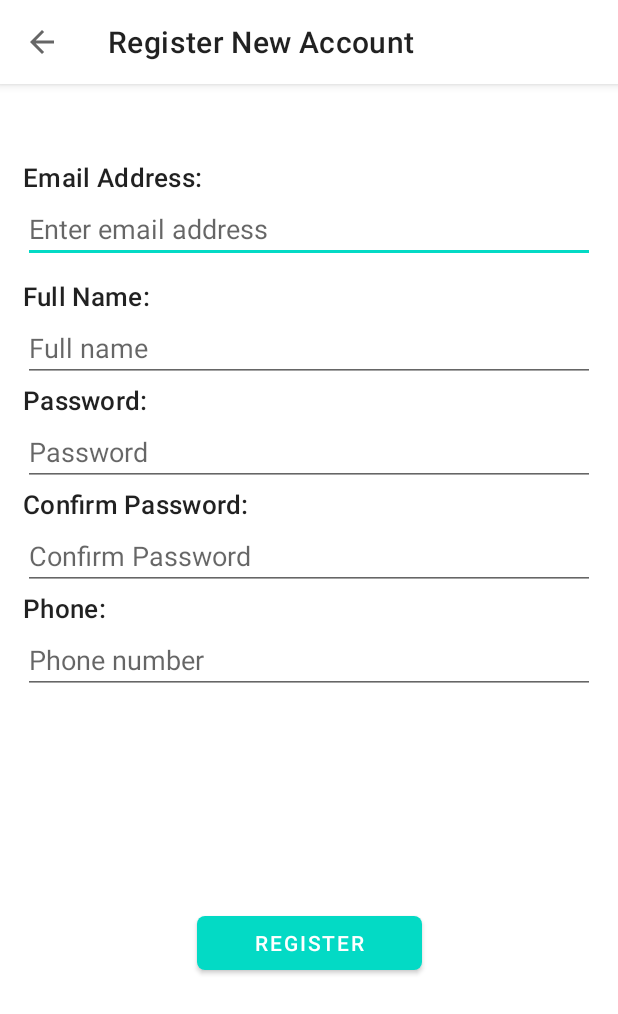
After one commit to Amit-Shrestha3/autopart, an Android app: the RegisterActivity screen opened directly, with no data from a screen before it, on a phone screen of 412 x 824 dp. The commit adds this screen. Shown: the top 1014 px of the screen. Run offline under Robolectric (Android 15) with nearby library versions, the phone set to English and light mode, and no system bars.

Commit message:
added login and register

```diff
--- /dev/null
+++ b/app/src/main/java/com/autopartskinmel/activities/RegisterActivity.java
@@ -0,0 +1,38 @@
+package com.autopartskinmel.activities;
+
+import androidx.appcompat.app.AppCompatActivity;
+import androidx.appcompat.widget.Toolbar;
+import android.os.Bundle;
+import android.widget.EditText;
+import com.autopartskinmel.R;
+import com.google.android.material.button.MaterialButton;
+import java.util.Objects;
+
+public class RegisterActivity extends AppCompatActivity {
+    private Toolbar toolbar;
+    private EditText emailField, fullNameField, passwordField, confirmPasswordField, phoneNumberField;
+    private MaterialButton registerBtn;
+
+
+    @Override
+    protected void onCreate(Bundle savedInstanceState) {
+        super.onCreate(savedInstanceState);
+        setContentView(R.layout.activity_register);
+
+        initFields();
+
+        setSupportActionBar(toolbar);
+        Objects.requireNonNull(getSupportActionBar()).setDisplayHomeAsUpEnabled(true);
+        toolbar.setNavigationOnClickListener(view -> finish());
+    }
+
+    private void initFields() {
+        toolbar = findViewById(R.id.toolbar);
+        emailField = findViewById(R.id.email_field);
+        fullNameField = findViewById(R.id.full_name_field);
+        passwordField = findViewById(R.id.password_field);
+        confirmPasswordField = findViewById(R.id.confirm_password_field);
+        phoneNumberField = findViewById(R.id.phone_field);
+        registerBtn = findViewById(R.id.register_btn);
+    }
+}
--- /dev/null
+++ b/app/src/main/res/layout/activity_register.xml
@@ -0,0 +1,162 @@
+<?xml version="1.0" encoding="utf-8"?>
+<androidx.constraintlayout.widget.ConstraintLayout xmlns:android="http://schemas.android.com/apk/res/android"
+    xmlns:app="http://schemas.android.com/apk/res-auto"
+    xmlns:tools="http://schemas.android.com/tools"
+    android:layout_width="match_parent"
+    android:layout_height="match_parent"
+    tools:context=".activities.RegisterActivity">
+
+    <com.google.android.material.appbar.AppBarLayout
+        android:id="@+id/appBar"
+        android:layout_width="match_parent"
+        android:layout_height="?android:attr/actionBarSize"
+        app:layout_constraintTop_toTopOf="parent"
+        app:layout_constraintStart_toStartOf="parent"
+        app:layout_constraintEnd_toEndOf="parent">
+
+        <androidx.appcompat.widget.Toolbar
+            android:id="@+id/toolbar"
+            android:layout_width="match_parent"
+            android:layout_height="match_parent"
+            app:title="Register New Account"
+            app:titleTextAppearance="@style/TextAppearance.MaterialComponents.Headline6"/>
+
+    </com.google.android.material.appbar.AppBarLayout>
+
+    <TextView
+        android:id="@+id/email_txt"
+        android:layout_width="match_parent"
+        android:layout_height="wrap_content"
+        android:text="@string/email_address"
+        android:textAppearance="@style/TextAppearance.MaterialComponents.Headline6"
+        android:textSize="17sp"
+        app:layout_constraintTop_toBottomOf="@+id/appBar"
+        app:layout_constraintStart_toStartOf="parent"
+        app:layout_constraintEnd_toEndOf="parent"
+        app:layout_constraintBottom_toTopOf="@id/email_field"
+        android:layout_marginTop="50dp"
+        android:layout_marginStart="15dp"
+        android:layout_marginEnd="15dp"/>
+
+    <EditText
+        android:id="@+id/email_field"
+        android:layout_width="0dp"
+        android:layout_height="wrap_content"
+        android:hint="@string/enter_email_address"
+        android:inputType="textEmailAddress"
+        app:layout_constraintTop_toBottomOf="@+id/email_txt"
+        app:layout_constraintStart_toStartOf="@id/email_txt"
+        app:layout_constraintEnd_toEndOf="@id/email_txt"
+        app:layout_constraintBottom_toTopOf="@id/full_name_txt"
+        android:layout_marginBottom="10dp"
+        tools:ignore="Autofill"/>
+
+    <TextView
+        android:id="@+id/full_name_txt"
+        android:layout_width="0dp"
+        android:layout_height="wrap_content"
+        android:text="@string/full_name_txt"
+        android:textAppearance="@style/TextAppearance.MaterialComponents.Headline6"
+        android:textSize="17sp"
+        app:layout_constraintTop_toBottomOf="@+id/email_field"
+        app:layout_constraintStart_toStartOf="@id/email_txt"
+        app:layout_constraintEnd_toEndOf="@id/email_txt"
+        app:layout_constraintBottom_toTopOf="@id/full_name_field"/>
+
+    <EditText
+        android:id="@+id/full_name_field"
+        android:layout_width="0dp"
+        android:layout_height="wrap_content"
+        android:hint="@string/full_name"
+        android:inputType="text"
+        app:layout_constraintTop_toBottomOf="@+id/full_name_txt"
+        app:layout_constraintStart_toStartOf="@id/email_field"
+        app:layout_constraintEnd_toEndOf="@id/email_field"
+        app:layout_constraintBottom_toTopOf="@id/password_txt"
+        tools:ignore="Autofill"/>
+
+    <TextView
+        android:id="@+id/password_txt"
+        android:layout_width="0dp"
+        android:layout_height="wrap_content"
+        android:text="@string/password_txt"
+        android:textAppearance="@style/TextAppearance.MaterialComponents.Headline6"
+        android:textSize="17sp"
+        app:layout_constraintTop_toBottomOf="@+id/full_name_field"
+        app:layout_constraintStart_toStartOf="@id/email_txt"
+        app:layout_constraintEnd_toEndOf="@id/email_txt"
+        app:layout_constraintBottom_toTopOf="@id/password_field"/>
+
+    <EditText
+        android:id="@+id/password_field"
+        android:layout_width="0dp"
+        android:layout_height="wrap_content"
+        android:hint="@string/password"
+        android:inputType="textPassword"
+        app:layout_constraintTop_toBottomOf="@+id/password_txt"
+        app:layout_constraintStart_toStartOf="@id/email_field"
+        app:layout_constraintEnd_toEndOf="@id/email_field"
+        app:layout_constraintBottom_toTopOf="@id/confirm_password_txt"
+        tools:ignore="Autofill"/>
+
+    <TextView
+        android:id="@+id/confirm_password_txt"
+        android:layout_width="0dp"
+        android:layout_height="wrap_content"
+        android:text="@string/confirm_password_txt"
+        android:textAppearance="@style/TextAppearance.MaterialComponents.Headline6"
+        android:textSize="17sp"
+        app:layout_constraintTop_toBottomOf="@+id/password_field"
+        app:layout_constraintStart_toStartOf="@id/email_txt"
+        app:layout_constraintEnd_toEndOf="@id/email_txt"
+        app:layout_constraintBottom_toTopOf="@id/confirm_password_field"/>
+
+    <EditText
+        android:id="@+id/confirm_password_field"
+        android:layout_width="0dp"
+        android:layout_height="wrap_content"
+        android:hint="@string/confirm_password"
+        android:inputType="textPassword"
+        app:layout_constraintTop_toBottomOf="@+id/confirm_password_txt"
+        app:layout_constraintStart_toStartOf="@id/email_field"
+        app:layout_constraintEnd_toEndOf="@id/email_field"
+        app:layout_constraintBottom_toTopOf="@id/phone_txt"
+        tools:ignore="Autofill"/>
+
+    <TextView
+        android:id="@+id/phone_txt"
+        android:layout_width="0dp"
+        android:layout_height="wrap_content"
+        android:text="@string/phone"
+        android:textAppearance="@style/TextAppearance.MaterialComponents.Headline6"
+        android:textSize="17sp"
+        app:layout_constraintTop_toBottomOf="@+id/confirm_password_field"
+        app:layout_constraintStart_toStartOf="@id/email_txt"
+        app:layout_constraintEnd_toEndOf="@id/email_txt"
+        app:layout_constraintBottom_toTopOf="@id/phone_field"/>
+
+    <EditText
+        android:id="@+id/phone_field"
+        android:layout_width="0dp"
+        android:layout_height="wrap_content"
+        android:hint="@string/phone_number"
+        android:inputType="phone"
+        app:layout_constraintTop_toBottomOf="@+id/phone_txt"
+        app:layout_constraintStart_toStartOf="@id/email_field"
+        app:layout_constraintEnd_toEndOf="@id/email_field"
+        tools:ignore="Autofill"/>
+
+    <com.google.android.material.button.MaterialButton
+        android:id="@+id/register_btn"
+        android:layout_width="150dp"
+        android:layout_height="wrap_content"
+        app:backgroundTint="@color/teal_200"
+        android:text="@string/register"
+        app:cornerRadius="5dp"
+        app:layout_constraintTop_toBottomOf="@+id/phone_field"
+        app:layout_constraintStart_toStartOf="parent"
+        app:layout_constraintEnd_toEndOf="parent"
+        app:layout_constraintBottom_toBottomOf="parent"
+        android:layout_marginBottom="30dp"/>
+
+</androidx.constraintlayout.widget.ConstraintLayout>
--- a/app/src/main/res/layout/item_layout.xml
+++ b/app/src/main/res/layout/item_layout.xml
@@ -63,6 +63,7 @@
             app:layout_constraintTop_toBottomOf="@id/item_price"
             app:layout_constraintStart_toStartOf="@id/item_image"
             app:layout_constraintEnd_toEndOf="@id/item_image"
+            app:layout_constraintBottom_toBottomOf="parent"
             android:padding="3dp"/>
 
     </androidx.constraintlayout.widget.ConstraintLayout>
--- a/app/src/main/res/values-night/themes.xml
+++ b/app/src/main/res/values-night/themes.xml
@@ -13,6 +13,6 @@
         <item name="android:statusBarColor" tools:targetApi="l">?attr/colorPrimaryVariant</item>
 
         <!-- Customize your theme here. -->
-        <item name="android:background">@color/light_black</item>
+        <item name="android:colorBackground">@color/light_black</item>
     </style>
 </resources>
--- a/app/src/main/res/values/strings.xml
+++ b/app/src/main/res/values/strings.xml
@@ -2,4 +2,18 @@
     <string name="app_name">AutopartsKinmel</string>
     <string name="popular_items">Popular Items</string>
     <string name="recent_items">Recent Items</string>
+    <string name="email_address">Email Address:</string>
+    <string name="enter_email_address">Enter email address</string>
+    <string name="full_name_txt">Full Name:</string>
+    <string name="full_name">Full name</string>
+    <string name="password_txt">Password:</string>
+    <string name="password">Password</string>
+    <string name="confirm_password_txt">Confirm Password:</string>
+    <string name="confirm_password">Confirm Password</string>
+    <string name="phone">Phone:</string>
+    <string name="phone_number">Phone number</string>
+    <string name="register">Register</string>
+    <string name="enter_password">Enter Password</string>
+    <string name="login">Login</string>
+    <string name="don_t_have_account">Don\'t have account?</string>
 </resources>
```
Also changed, not shown: app/build.gradle (+8 -0 lines), app/src/main/AndroidManifest.xml (+9 -3 lines), app/src/main/java/com/autopartskinmel/activities/LoginActivity.java (added, +45 -0 lines), app/src/main/java/com/autopartskinmel/activities/MainActivity.java (+13 -0 lines), app/src/main/res/drawable/ic_baseline_profile.xml (added, +10 -0 lines), app/src/main/res/drawable/ic_menu_camera.xml (added, +12 -0 lines), app/src/main/res/drawable/ic_menu_gallery.xml (added, +9 -0 lines), app/src/main/res/drawable/ic_menu_slideshow.xml (added, +9 -0 lines), app/src/main/res/drawable/side_nav_bar.xml (added, +9 -0 lines), app/src/main/res/layout/activity_login.xml (added, +91 -0 lines), app/src/main/res/layout/activity_main.xml (+20 -4 lines), app/src/main/res/layout/activity_splash.xml (+14 -2 lines), app/src/main/res/values/themes.xml (+7 -0 lines).
